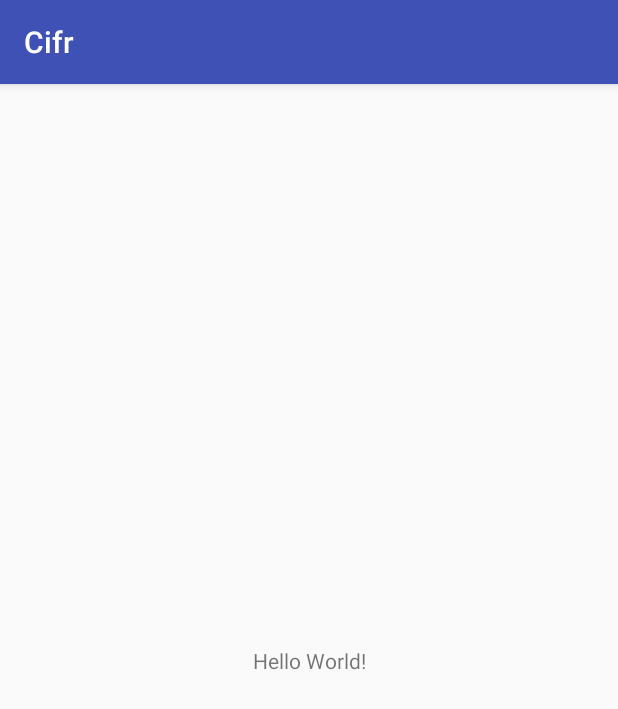
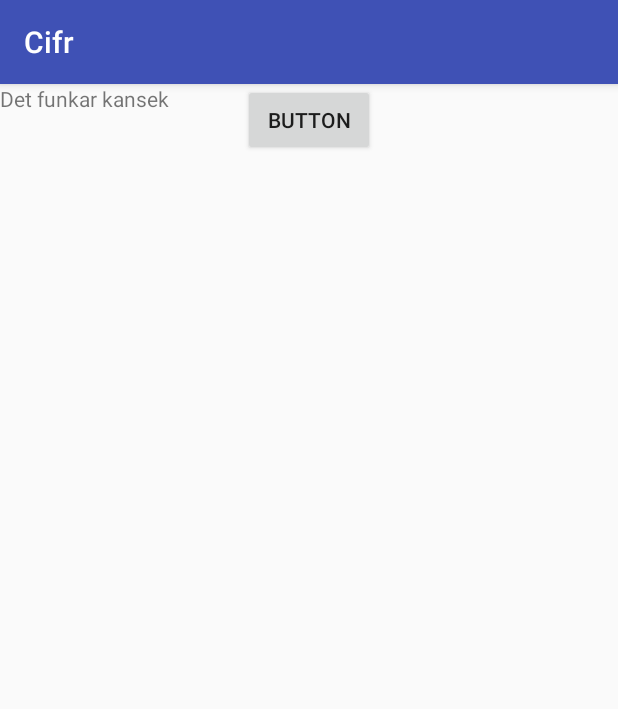
Before and after one commit to DavidSandh/Cifr, an Android app: the screen it shows after launch (MainActivity before the commit, CifrHomeScreen after it), on a phone screen of 412 x 824 dp. Shown: the top 709 px of the screen. Run offline under Robolectric (Android 15) with nearby library versions, the phone set to English and light mode, and no system bars.

Commit message:
Fler layouts osv, inget som direkt funkar

```diff
--- a/app/build.gradle
+++ b/app/build.gradle
@@ -26,5 +26,6 @@ dependencies {
     })
     compile 'com.android.support:appcompat-v7:25.3.0'
     compile 'com.android.support.constraint:constraint-layout:1.0.2'
+    compile 'com.android.support:design:25.3.0'
     testCompile 'junit:junit:4.12'
 }
--- /dev/null
+++ b/app/src/main/java/se/mah/ag7406/cifr/cifrClient/CifrHomeScreen.java
@@ -0,0 +1,33 @@
+package se.mah.ag7406.cifr.cifrClient;
+
+import android.support.v7.app.AppCompatActivity;
+import android.os.Bundle;
+import android.util.Log;
+import android.view.View;
+
+import se.mah.ag7406.cifr.R;
+
+/**
+ * The Home-Screen for the Cifr-app
+ */
+public class CifrHomeScreen extends AppCompatActivity {
+    private boolean loggedIn = true;
+    @Override
+    protected void onCreate(Bundle savedInstanceState) {
+        super.onCreate(savedInstanceState);
+        if(loggedIn == true) {
+            setContentView(R.layout.activity_main);
+            System.out.println("main screen ");
+        }else{
+            System.out.println("login screen ");
+            setContentView(R.layout.activity_cifr_login_screen);
+        }
+
+
+    }
+    /*
+    Byter skärm
+     */
+    public void testView(View view ){
+    }
+}
--- a/app/src/main/java/se/mah/ag7406/cifr/MainActivity.java
+++ b/app/src/main/java/se/mah/ag7406/cifr/cifrClient/CifrLoginScreen.java
@@ -1,15 +1,15 @@
-package se.mah.ag7406.cifr;
+package se.mah.ag7406.cifr.cifrClient;
 
 import android.support.v7.app.AppCompatActivity;
 import android.os.Bundle;
-/**
-Det här är main activity hej
- */
-public class MainActivity extends AppCompatActivity {
+
+import se.mah.ag7406.cifr.R;
+
+public class CifrLoginScreen extends AppCompatActivity {
 
     @Override
     protected void onCreate(Bundle savedInstanceState) {
         super.onCreate(savedInstanceState);
-        setContentView(R.layout.activity_main);
+        setContentView(R.layout.activity_cifr_login_screen);
     }
 }
--- a/app/src/main/res/layout/activity_main.xml
+++ b/app/src/main/res/layout/activity_main.xml
@@ -4,15 +4,22 @@
     xmlns:tools="http://schemas.android.com/tools"
     android:layout_width="match_parent"
     android:layout_height="match_parent"
-    tools:context="se.mah.ag7406.cifr.MainActivity">
+    tools:context="se.mah.ag7406.cifr.cifrClient.CifrHomeScreen">
 
     <TextView
+        android:id="@+id/textView"
         android:layout_width="wrap_content"
         android:layout_height="wrap_content"
-        android:text="Hello World!"
-        app:layout_constraintBottom_toBottomOf="parent"
+        android:text="Det funkar kansek"
+        tools:layout_editor_absoluteX="145dp"
+        tools:layout_editor_absoluteY="199dp" />
+
+    <Button
+        android:id="@+id/button"
+        android:layout_width="wrap_content"
+        android:layout_height="wrap_content"
+        android:text="Button"
         app:layout_constraintLeft_toLeftOf="parent"
         app:layout_constraintRight_toRightOf="parent"
-        app:layout_constraintTop_toTopOf="parent" />
-
+        tools:layout_editor_absoluteY="321dp" />
 </android.support.constraint.ConstraintLayout>
--- /dev/null
+++ b/app/src/main/res/values/dimens.xml
@@ -0,0 +1,5 @@
+<resources>
+    <!-- Default screen margins, per the Android Design guidelines. -->
+    <dimen name="activity_horizontal_margin">16dp</dimen>
+    <dimen name="activity_vertical_margin">16dp</dimen>
+</resources>
```
Also changed, not shown: app/src/main/AndroidManifest.xml (+11 -1 lines), app/src/main/java/se/mah/ag7406/cifr/cifrClient/CifrContactList.java (added, +15 -0 lines), app/src/main/java/se/mah/ag7406/cifr/message/Message.java (added, +57 -0 lines), app/src/main/res/layout/activity_cifr_contact_list.xml (added, +9 -0 lines), app/src/main/res/layout/activity_cifr_login_screen.xml (added, +16 -0 lines), app/src/main/res/values/strings.xml (+14 -0 lines).
